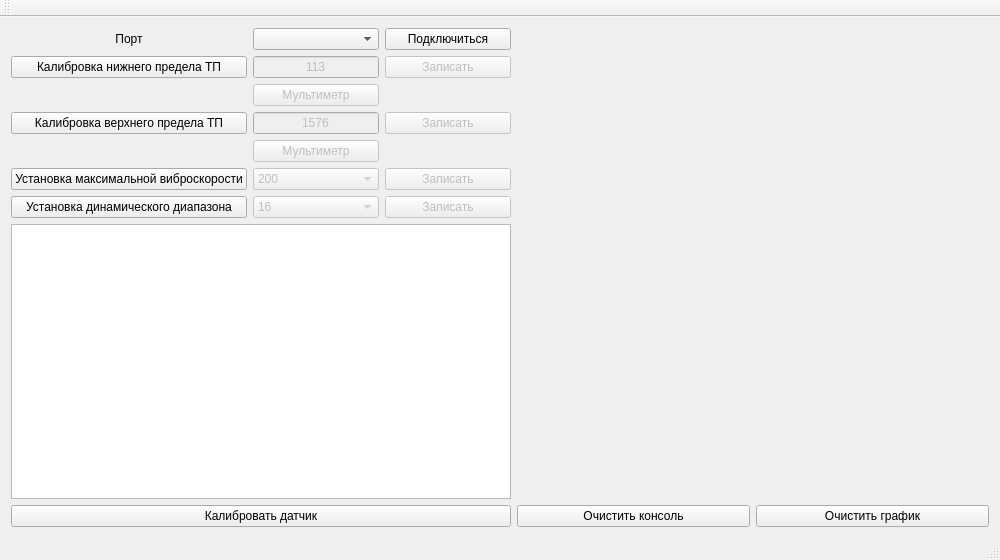
Old version of the form mainwindow.ui in the repository SeegmaEpsilon/VD17_GUI.
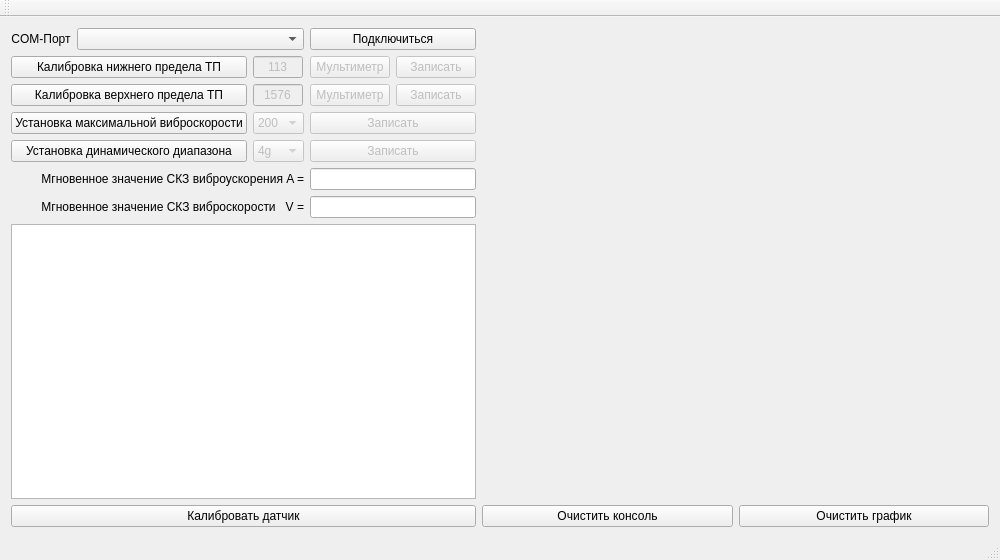
New version of the form. Custom widgets are drawn as their Qt base class.

Commit message: v1.4 - added window to viewing instant values, detecting COM-ports, removed unnecessary debug information from console

What changed in the file:
```diff
--- a/mainwindow.ui
+++ b/mainwindow.ui
@@ -15,26 +15,56 @@
   </property>
   <widget class="QWidget" name="centralWidget">
    <layout class="QGridLayout" name="gridLayout">
-    <item row="0" column="0">
-     <widget class="QLabel" name="label_port">
-      <property name="sizePolicy">
-       <sizepolicy hsizetype="Preferred" vsizetype="Preferred">
-        <horstretch>0</horstretch>
-        <verstretch>0</verstretch>
-       </sizepolicy>
-      </property>
-      <property name="text">
-       <string>Порт</string>
-      </property>
-      <property name="alignment">
-       <set>Qt::AlignCenter</set>
-      </property>
-     </widget>
-    </item>
-    <item row="0" column="1">
+    <item row="0" column="1" colspan="4">
      <widget class="QComboBox" name="comboBox_port"/>
     </item>
-    <item row="0" column="2">
+    <item row="3" column="5" colspan="3">
+     <widget class="QPushButton" name="pushButton_mmpersec_write">
+      <property name="enabled">
+       <bool>false</bool>
+      </property>
+      <property name="sizePolicy">
+       <sizepolicy hsizetype="Preferred" vsizetype="Fixed">
+        <horstretch>0</horstretch>
+        <verstretch>0</verstretch>
+       </sizepolicy>
+      </property>
+      <property name="text">
+       <string>Записать</string>
+      </property>
+     </widget>
+    </item>
+    <item row="4" column="4">
+     <widget class="QComboBox" name="cmb_dynamic_ranges">
+      <property name="enabled">
+       <bool>false</bool>
+      </property>
+      <property name="currentIndex">
+       <number>1</number>
+      </property>
+      <item>
+       <property name="text">
+        <string>2g</string>
+       </property>
+      </item>
+      <item>
+       <property name="text">
+        <string>4g</string>
+       </property>
+      </item>
+      <item>
+       <property name="text">
+        <string>8g</string>
+       </property>
+      </item>
+      <item>
+       <property name="text">
+        <string>16g</string>
+       </property>
+      </item>
+     </widget>
+    </item>
+    <item row="0" column="5" colspan="3">
      <widget class="QPushButton" name="pushButton_COM_connect">
       <property name="sizePolicy">
        <sizepolicy hsizetype="Preferred" vsizetype="Fixed">
@@ -47,24 +77,11 @@
       </property>
      </widget>
     </item>
-    <item row="0" column="3" rowspan="8">
-     <widget class="QCustomPlot" name="canvas" native="true">
-      <property name="sizePolicy">
-       <sizepolicy hsizetype="Expanding" vsizetype="Preferred">
-        <horstretch>0</horstretch>
-        <verstretch>0</verstretch>
-       </sizepolicy>
+    <item row="2" column="6" colspan="2">
+     <widget class="QPushButton" name="pushButton_UL_write">
+      <property name="enabled">
+       <bool>false</bool>
       </property>
-      <property name="minimumSize">
-       <size>
-        <width>0</width>
-        <height>0</height>
-       </size>
-      </property>
-     </widget>
-    </item>
-    <item row="1" column="0">
-     <widget class="QPushButton" name="pushButton_DL_calibration">
       <property name="sizePolicy">
        <sizepolicy hsizetype="Preferred" vsizetype="Fixed">
         <horstretch>0</horstretch>
@@ -78,20 +95,11 @@
        <bool>false</bool>
       </property>
       <property name="text">
-       <string>Калибровка нижнего предела ТП</string>
-      </property>
-      <property name="autoRepeat">
-       <bool>false</bool>
-      </property>
-      <property name="autoExclusive">
-       <bool>false</bool>
-      </property>
-      <property name="autoDefault">
-       <bool>false</bool>
+       <string>Записать</string>
       </property>
      </widget>
     </item>
-    <item row="1" column="1">
+    <item row="1" column="4">
      <widget class="QLineEdit" name="lineEdit_DL_value">
       <property name="enabled">
        <bool>false</bool>
@@ -102,6 +110,12 @@
         <verstretch>0</verstretch>
        </sizepolicy>
       </property>
+      <property name="maximumSize">
+       <size>
+        <width>50</width>
+        <height>16777215</height>
+       </size>
+      </property>
       <property name="text">
        <string>113</string>
       </property>
@@ -113,106 +127,29 @@
       </property>
      </widget>
     </item>
-    <item row="1" column="2">
-     <widget class="QPushButton" name="pushButton_DL_write">
-      <property name="enabled">
-       <bool>false</bool>
-      </property>
+    <item row="0" column="0">
+     <widget class="QLabel" name="label_port">
       <property name="sizePolicy">
-       <sizepolicy hsizetype="Preferred" vsizetype="Fixed">
+       <sizepolicy hsizetype="Preferred" vsizetype="Preferred">
         <horstretch>0</horstretch>
         <verstretch>0</verstretch>
        </sizepolicy>
       </property>
-      <property name="text">
-       <string>Записать</string>
+      <property name="maximumSize">
+       <size>
+        <width>100</width>
+        <height>16777215</height>
+       </size>
       </property>
-     </widget>
-    </item>
-    <item row="2" column="1">
-     <widget class="QPushButton" name="pushButton_DL_multimeter">
-      <property name="enabled">
-       <bool>false</bool>
-      </property>
-      <property name="sizePolicy">
-       <sizepolicy hsizetype="Preferred" vsizetype="Fixed">
-        <horstretch>0</horstretch>
-        <verstretch>0</verstretch>
-       </sizepolicy>
-      </property>
       <property name="text">
-       <string>Мультиметр</string>
-      </property>
-     </widget>
-    </item>
-    <item row="3" column="0">
-     <widget class="QPushButton" name="pushButton_UL_calibration">
-      <property name="sizePolicy">
-       <sizepolicy hsizetype="Preferred" vsizetype="Fixed">
-        <horstretch>0</horstretch>
-        <verstretch>0</verstretch>
-       </sizepolicy>
-      </property>
-      <property name="text">
-       <string>Калибровка верхнего предела ТП</string>
-      </property>
-     </widget>
-    </item>
-    <item row="3" column="1">
-     <widget class="QLineEdit" name="lineEdit_UL_value">
-      <property name="enabled">
-       <bool>false</bool>
-      </property>
-      <property name="sizePolicy">
-       <sizepolicy hsizetype="Preferred" vsizetype="Fixed">
-        <horstretch>0</horstretch>
-        <verstretch>0</verstretch>
-       </sizepolicy>
-      </property>
-      <property name="text">
-       <string>1576</string>
-      </property>
-      <property name="maxLength">
-       <number>4</number>
+       <string>COM-Порт</string>
       </property>
       <property name="alignment">
        <set>Qt::AlignCenter</set>
       </property>
      </widget>
     </item>
-    <item row="3" column="2">
-     <widget class="QPushButton" name="pushButton_UL_write">
-      <property name="enabled">
-       <bool>false</bool>
-      </property>
-      <property name="sizePolicy">
-       <sizepolicy hsizetype="Preferred" vsizetype="Fixed">
-        <horstretch>0</horstretch>
-        <verstretch>0</verstretch>
-       </sizepolicy>
-      </property>
-      <property name="text">
-       <string>Записать</string>
-      </property>
-     </widget>
-    </item>
-    <item row="4" column="1">
-     <widget class="QPushButton" name="pushButton_UL_multimeter">
-      <property name="enabled">
-       <bool>false</bool>
-      </property>
-      <property name="sizePolicy">
-       <sizepolicy hsizetype="Preferred" vsizetype="Fixed">
-        <horstretch>0</horstretch>
-        <verstretch>0</verstretch>
-       </sizepolicy>
-      </property>
-      <property name="text">
-       <string>Мультиметр</string>
-      </property>
-     </widget>
-    </item>
-    <item row="5" column="0">
+    <item row="3" column="0" colspan="4">
      <widget class="QPushButton" name="pushButton_mmpersec_calibration">
       <property name="enabled">
        <bool>true</bool>
@@ -228,7 +165,7 @@
       </property>
      </widget>
     </item>
-    <item row="5" column="1">
+    <item row="3" column="4">
      <widget class="QComboBox" name="cmb_mmpersec">
       <property name="enabled">
        <bool>false</bool>
@@ -258,101 +195,17 @@
       </item>
      </widget>
     </item>
-    <item row="5" column="2">
-     <widget class="QPushButton" name="pushButton_mmpersec_write">
-      <property name="enabled">
-       <bool>false</bool>
-      </property>
-      <property name="sizePolicy">
-       <sizepolicy hsizetype="Preferred" vsizetype="Fixed">
-        <horstretch>0</horstretch>
-        <verstretch>0</verstretch>
-       </sizepolicy>
-      </property>
-      <property name="text">
-       <string>Записать</string>
-      </property>
-     </widget>
-    </item>
-    <item row="6" column="0">
-     <widget class="QPushButton" name="pushButton_dynamic_range_set">
-      <property name="sizePolicy">
-       <sizepolicy hsizetype="Preferred" vsizetype="Fixed">
-        <horstretch>0</horstretch>
-        <verstretch>0</verstretch>
-       </sizepolicy>
-      </property>
-      <property name="minimumSize">
-       <size>
-        <width>215</width>
-        <height>0</height>
-       </size>
-      </property>
-      <property name="layoutDirection">
-       <enum>Qt::LeftToRight</enum>
-      </property>
-      <property name="text">
-       <string>Установка динамического диапазона</string>
-      </property>
-     </widget>
-    </item>
-    <item row="6" column="1">
-     <widget class="QComboBox" name="cmb_dynamic_ranges">
-      <property name="enabled">
-       <bool>false</bool>
-      </property>
-      <property name="currentIndex">
-       <number>3</number>
-      </property>
-      <item>
-       <property name="text">
-        <string>02</string>
-       </property>
-      </item>
-      <item>
-       <property name="text">
-        <string>04</string>
-       </property>
-      </item>
-      <item>
-       <property name="text">
-        <string>08</string>
-       </property>
-      </item>
-      <item>
-       <property name="text">
-        <string>16</string>
-       </property>
-      </item>
-     </widget>
-    </item>
-    <item row="6" column="2">
-     <widget class="QPushButton" name="pushButton_dynamic_range_write">
-      <property name="enabled">
-       <bool>false</bool>
-      </property>
-      <property name="sizePolicy">
-       <sizepolicy hsizetype="Preferred" vsizetype="Fixed">
-        <horstretch>0</horstretch>
-        <verstretch>0</verstretch>
-       </sizepolicy>
-      </property>
-      <property name="text">
-       <string>Записать</string>
-      </property>
-     </widget>
-    </item>
-    <item row="7" column="0" colspan="3">
+    <item row="7" column="0" colspan="8">
      <widget class="QTextEdit" name="UART_output">
       <property name="sizePolicy">
-       <sizepolicy hsizetype="Minimum" vsizetype="Expanding">
+       <sizepolicy hsizetype="Preferred" vsizetype="Preferred">
         <horstretch>0</horstretch>
         <verstretch>0</verstretch>
        </sizepolicy>
       </property>
       <property name="minimumSize">
        <size>
-        <width>500</width>
+        <width>0</width>
         <height>0</height>
        </size>
       </property>
@@ -361,7 +214,7 @@
       </property>
      </widget>
     </item>
-    <item row="8" column="3">
+    <item row="8" column="8">
      <layout class="QHBoxLayout" name="horizontalLayout_4">
       <item>
        <widget class="QPushButton" name="pushButton_clear_console">
@@ -403,7 +256,96 @@
       </item>
      </layout>
     </item>
-    <item row="8" column="0" colspan="3">
+    <item row="4" column="0" colspan="4">
+     <widget class="QPushButton" name="pushButton_dynamic_range_set">
+      <property name="sizePolicy">
+       <sizepolicy hsizetype="Preferred" vsizetype="Fixed">
+        <horstretch>0</horstretch>
+        <verstretch>0</verstretch>
+       </sizepolicy>
+      </property>
+      <property name="minimumSize">
+       <size>
+        <width>215</width>
+        <height>0</height>
+       </size>
+      </property>
+      <property name="layoutDirection">
+       <enum>Qt::LeftToRight</enum>
+      </property>
+      <property name="text">
+       <string>Установка динамического диапазона</string>
+      </property>
+     </widget>
+    </item>
+    <item row="0" column="8" rowspan="8">
+     <widget class="QCustomPlot" name="canvas" native="true">
+      <property name="sizePolicy">
+       <sizepolicy hsizetype="Expanding" vsizetype="Preferred">
+        <horstretch>0</horstretch>
+        <verstretch>0</verstretch>
+       </sizepolicy>
+      </property>
+      <property name="minimumSize">
+       <size>
+        <width>0</width>
+        <height>0</height>
+       </size>
+      </property>
+     </widget>
+    </item>
+    <item row="6" column="0" colspan="5">
+     <widget class="QLabel" name="label">
+      <property name="text">
+       <string>Мгновенное значение СКЗ виброскорости   V =</string>
+      </property>
+      <property name="alignment">
+       <set>Qt::AlignRight|Qt::AlignTrailing|Qt::AlignVCenter</set>
+      </property>
+     </widget>
+    </item>
+    <item row="1" column="0" colspan="4">
+     <widget class="QPushButton" name="pushButton_DL_calibration">
+      <property name="sizePolicy">
+       <sizepolicy hsizetype="Preferred" vsizetype="Fixed">
+        <horstretch>0</horstretch>
+        <verstretch>0</verstretch>
+       </sizepolicy>
+      </property>
+      <property name="layoutDirection">
+       <enum>Qt::LeftToRight</enum>
+      </property>
+      <property name="autoFillBackground">
+       <bool>false</bool>
+      </property>
+      <property name="text">
+       <string>Калибровка нижнего предела ТП</string>
+      </property>
+      <property name="autoRepeat">
+       <bool>false</bool>
+      </property>
+      <property name="autoExclusive">
+       <bool>false</bool>
+      </property>
+      <property name="autoDefault">
+       <bool>false</bool>
+      </property>
+     </widget>
+    </item>
+    <item row="2" column="0" colspan="4">
+     <widget class="QPushButton" name="pushButton_UL_calibration">
+      <property name="sizePolicy">
+       <sizepolicy hsizetype="Preferred" vsizetype="Fixed">
+        <horstretch>0</horstretch>
+        <verstretch>0</verstretch>
+       </sizepolicy>
+      </property>
+      <property name="text">
+       <string>Калибровка верхнего предела ТП</string>
+      </property>
+     </widget>
+    </item>
+    <item row="8" column="0" colspan="8">
      <widget class="QPushButton" name="pushButton_calibrate_device">
       <property name="enabled">
        <bool>true</bool>
@@ -419,6 +361,128 @@
       </property>
      </widget>
     </item>
+    <item row="2" column="5">
+     <widget class="QPushButton" name="pushButton_UL_multimeter">
+      <property name="enabled">
+       <bool>false</bool>
+      </property>
+      <property name="sizePolicy">
+       <sizepolicy hsizetype="Preferred" vsizetype="Fixed">
+        <horstretch>0</horstretch>
+        <verstretch>0</verstretch>
+       </sizepolicy>
+      </property>
+      <property name="text">
+       <string>Мультиметр</string>
+      </property>
+     </widget>
+    </item>
+    <item row="4" column="5" colspan="3">
+     <widget class="QPushButton" name="pushButton_dynamic_range_write">
+      <property name="enabled">
+       <bool>false</bool>
+      </property>
+      <property name="sizePolicy">
+       <sizepolicy hsizetype="Preferred" vsizetype="Fixed">
+        <horstretch>0</horstretch>
+        <verstretch>0</verstretch>
+       </sizepolicy>
+      </property>
+      <property name="text">
+       <string>Записать</string>
+      </property>
+     </widget>
+    </item>
+    <item row="1" column="6" colspan="2">
+     <widget class="QPushButton" name="pushButton_DL_write">
+      <property name="enabled">
+       <bool>false</bool>
+      </property>
+      <property name="sizePolicy">
+       <sizepolicy hsizetype="Preferred" vsizetype="Fixed">
+        <horstretch>0</horstretch>
+        <verstretch>0</verstretch>
+       </sizepolicy>
+      </property>
+      <property name="text">
+       <string>Записать</string>
+      </property>
+     </widget>
+    </item>
+    <item row="5" column="0" colspan="5">
+     <widget class="QLabel" name="label_acceleration_RMS">
+      <property name="text">
+       <string>Мгновенное значение СКЗ виброускорения A =</string>
+      </property>
+      <property name="alignment">
+       <set>Qt::AlignRight|Qt::AlignTrailing|Qt::AlignVCenter</set>
+      </property>
+     </widget>
+    </item>
+    <item row="1" column="5">
+     <widget class="QPushButton" name="pushButton_DL_multimeter">
+      <property name="enabled">
+       <bool>false</bool>
+      </property>
+      <property name="sizePolicy">
+       <sizepolicy hsizetype="Preferred" vsizetype="Fixed">
+        <horstretch>0</horstretch>
+        <verstretch>0</verstretch>
+       </sizepolicy>
+      </property>
+      <property name="text">
+       <string>Мультиметр</string>
+      </property>
+     </widget>
+    </item>
+    <item row="2" column="4">
+     <widget class="QLineEdit" name="lineEdit_UL_value">
+      <property name="enabled">
+       <bool>false</bool>
+      </property>
+      <property name="sizePolicy">
+       <sizepolicy hsizetype="Preferred" vsizetype="Fixed">
+        <horstretch>0</horstretch>
+        <verstretch>0</verstretch>
+       </sizepolicy>
+      </property>
+      <property name="maximumSize">
+       <size>
+        <width>50</width>
+        <height>16777215</height>
+       </size>
+      </property>
+      <property name="text">
+       <string>1576</string>
+      </property>
+      <property name="maxLength">
+       <number>4</number>
+      </property>
+      <property name="alignment">
+       <set>Qt::AlignCenter</set>
+      </property>
+     </widget>
+    </item>
+    <item row="5" column="5" colspan="3">
+     <widget class="QLineEdit" name="lineEdit_RMS_A">
+      <property name="sizePolicy">
+       <sizepolicy hsizetype="Preferred" vsizetype="Fixed">
+        <horstretch>0</horstretch>
+        <verstretch>0</verstretch>
+       </sizepolicy>
+      </property>
+     </widget>
+    </item>
+    <item row="6" column="5" colspan="3">
+     <widget class="QLineEdit" name="lineEdit_RMS_V">
+      <property name="sizePolicy">
+       <sizepolicy hsizetype="Preferred" vsizetype="Fixed">
+        <horstretch>0</horstretch>
+        <verstretch>0</verstretch>
+       </sizepolicy>
+      </property>
+     </widget>
+    </item>
    </layout>
   </widget>
   <widget class="QMenuBar" name="menuBar">
```
Left out of the diff: 6 changed lines with no effect on the pictures. The commit also changes 10 other files.
